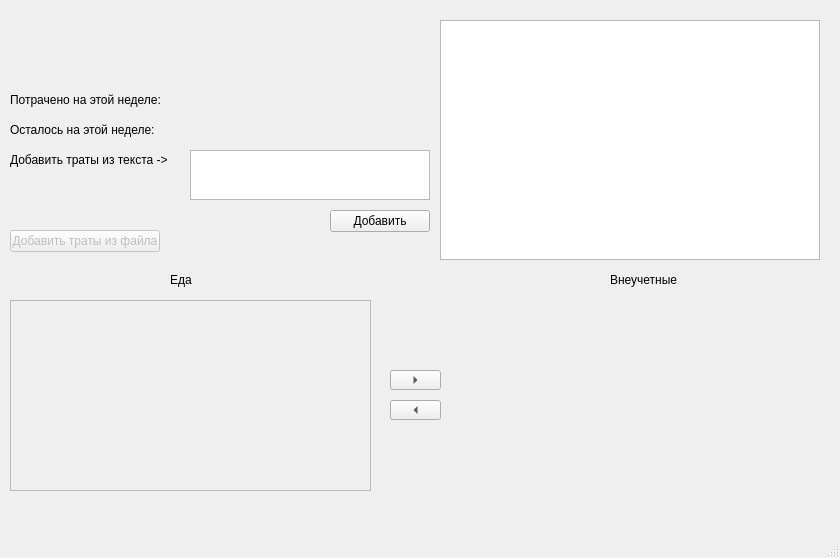
Qt form form.ui (OverSx/ExpensesApp) before a commit.
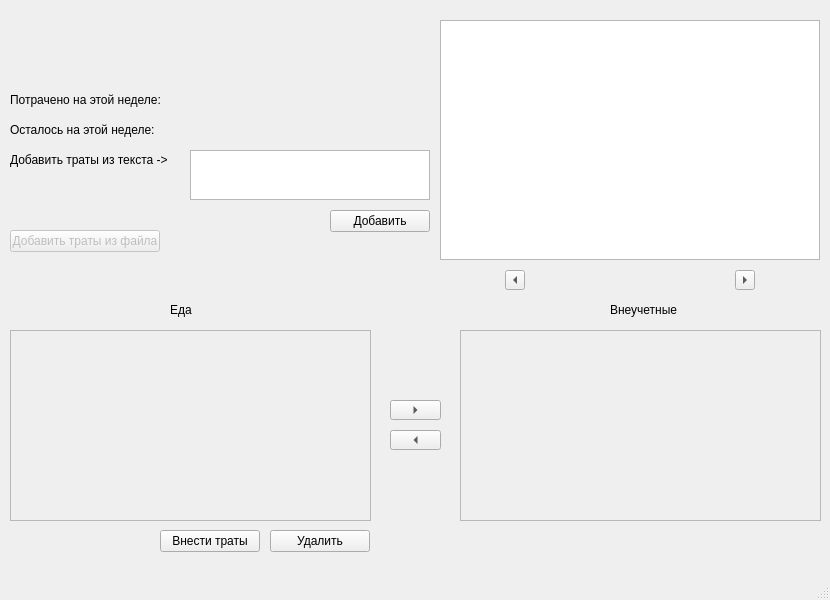
The same form after that commit.

Patch:
```diff
--- a/form.ui
+++ b/form.ui
@@ -6,8 +6,8 @@
    <rect>
     <x>0</x>
     <y>0</y>
-    <width>840</width>
-    <height>558</height>
+    <width>830</width>
+    <height>600</height>
    </rect>
   </property>
   <property name="windowTitle">
@@ -150,22 +150,11 @@
      <string>Добавить траты из файла</string>
     </property>
    </widget>
-   <widget class="QWidget" name="gridLayoutWidget_2">
-    <property name="geometry">
-     <rect>
-      <x>460</x>
-      <y>300</y>
-      <width>361</width>
-      <height>191</height>
-     </rect>
-    </property>
-    <layout class="QGridLayout" name="gridLayoutExtraExpenses"/>
-   </widget>
    <widget class="QLabel" name="FoodLabel">
     <property name="geometry">
      <rect>
       <x>170</x>
-      <y>270</y>
+      <y>300</y>
       <width>60</width>
       <height>20</height>
      </rect>
@@ -178,7 +167,7 @@
     <property name="geometry">
      <rect>
       <x>610</x>
-      <y>270</y>
+      <y>300</y>
       <width>70</width>
       <height>20</height>
      </rect>
@@ -187,26 +176,7 @@
      <string>Внеучетные</string>
     </property>
    </widget>
-   <widget class="QToolButton" name="RightToolButton">
-    <property name="geometry">
-     <rect>
-      <x>390</x>
-      <y>370</y>
-      <width>51</width>
-      <height>20</height>
-     </rect>
-    </property>
-    <property name="cursor">
-     <cursorShape>PointingHandCursor</cursorShape>
-    </property>
-    <property name="text">
-     <string>...</string>
-    </property>
-    <property name="arrowType">
-     <enum>Qt::ArrowType::RightArrow</enum>
-    </property>
-   </widget>
-   <widget class="QToolButton" name="LeftToolButton">
+   <widget class="QToolButton" name="rightToolButton">
     <property name="geometry">
      <rect>
       <x>390</x>
@@ -222,6 +192,25 @@
      <string>...</string>
     </property>
     <property name="arrowType">
+     <enum>Qt::ArrowType::RightArrow</enum>
+    </property>
+   </widget>
+   <widget class="QToolButton" name="leftToolButton">
+    <property name="geometry">
+     <rect>
+      <x>390</x>
+      <y>430</y>
+      <width>51</width>
+      <height>20</height>
+     </rect>
+    </property>
+    <property name="cursor">
+     <cursorShape>PointingHandCursor</cursorShape>
+    </property>
+    <property name="text">
+     <string>...</string>
+    </property>
+    <property name="arrowType">
      <enum>Qt::ArrowType::LeftArrow</enum>
     </property>
    </widget>
@@ -229,7 +218,7 @@
     <property name="geometry">
      <rect>
       <x>10</x>
-      <y>300</y>
+      <y>330</y>
       <width>361</width>
       <height>191</height>
      </rect>
@@ -248,6 +237,121 @@
      </property>
     </widget>
    </widget>
+   <widget class="QPushButton" name="removeExpensesBtn">
+    <property name="geometry">
+     <rect>
+      <x>270</x>
+      <y>530</y>
+      <width>100</width>
+      <height>22</height>
+     </rect>
+    </property>
+    <property name="cursor">
+     <cursorShape>PointingHandCursor</cursorShape>
+    </property>
+    <property name="text">
+     <string>Удалить</string>
+    </property>
+    <property name="autoDefault">
+     <bool>false</bool>
+    </property>
+   </widget>
+   <widget class="QPushButton" name="addExpensesToDBBtn">
+    <property name="geometry">
+     <rect>
+      <x>160</x>
+      <y>530</y>
+      <width>100</width>
+      <height>22</height>
+     </rect>
+    </property>
+    <property name="cursor">
+     <cursorShape>PointingHandCursor</cursorShape>
+    </property>
+    <property name="text">
+     <string>Внести траты</string>
+    </property>
+    <property name="autoDefault">
+     <bool>false</bool>
+    </property>
+   </widget>
+   <widget class="QScrollArea" name="ScrollAreaExtraExpenses">
+    <property name="geometry">
+     <rect>
+      <x>460</x>
+      <y>330</y>
+      <width>361</width>
+      <height>191</height>
+     </rect>
+    </property>
+    <property name="widgetResizable">
+     <bool>true</bool>
+    </property>
+    <widget class="QWidget" name="gridLayoutExtraExpenses">
+     <property name="geometry">
+      <rect>
+       <x>0</x>
+       <y>0</y>
+       <width>359</width>
+       <height>189</height>
+      </rect>
+     </property>
+    </widget>
+   </widget>
+   <widget class="QLabel" name="chosenWeekLbl">
+    <property name="geometry">
+     <rect>
+      <x>535</x>
+      <y>270</y>
+      <width>190</width>
+      <height>22</height>
+     </rect>
+    </property>
+    <property name="cursor">
+     <cursorShape>PointingHandCursor</cursorShape>
+    </property>
+    <property name="text">
+     <string/>
+    </property>
+   </widget>
+   <widget class="QToolButton" name="rightToolSwitchWeek">
+    <property name="geometry">
+     <rect>
+      <x>735</x>
+      <y>270</y>
+      <width>20</width>
+      <height>20</height>
+     </rect>
+    </property>
+    <property name="cursor">
+     <cursorShape>PointingHandCursor</cursorShape>
+    </property>
+    <property name="text">
+     <string>...</string>
+    </property>
+    <property name="arrowType">
+     <enum>Qt::ArrowType::RightArrow</enum>
+    </property>
+   </widget>
+   <widget class="QToolButton" name="leftToolSwitchWeek">
+    <property name="geometry">
+     <rect>
+      <x>505</x>
+      <y>270</y>
+      <width>20</width>
+      <height>20</height>
+     </rect>
+    </property>
+    <property name="cursor">
+     <cursorShape>PointingHandCursor</cursorShape>
+    </property>
+    <property name="text">
+     <string>...</string>
+    </property>
+    <property name="arrowType">
+     <enum>Qt::ArrowType::LeftArrow</enum>
+    </property>
+   </widget>
   </widget>
   <widget class="QStatusBar" name="statusbar"/>
   <widget class="QMenuBar" name="menubar">
```
Left out of the diff: 2 changed lines with no effect on the pictures.
